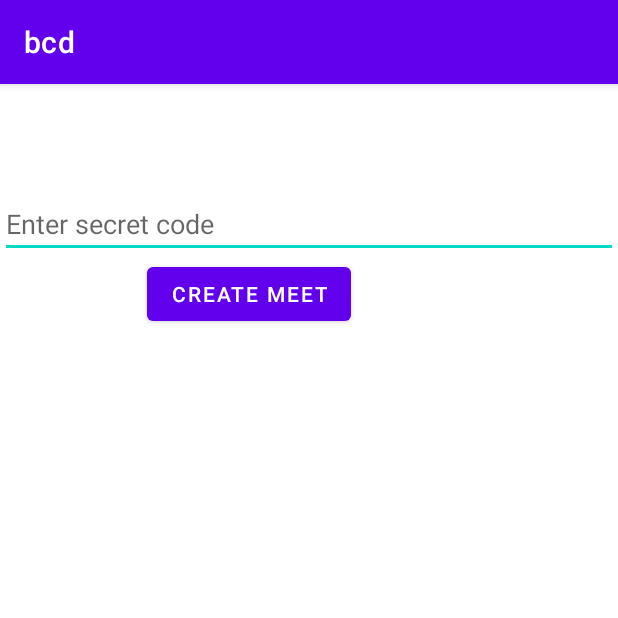
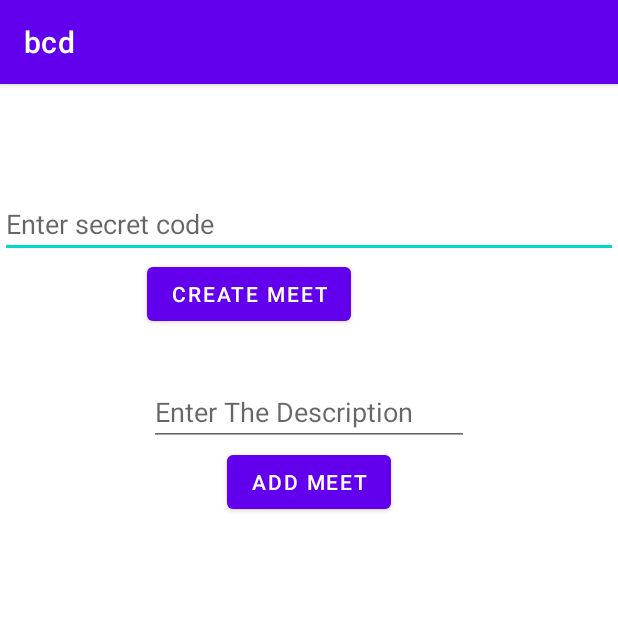
Before and after one commit to enlightrahulrm31/Teams-Clone-App, an Android app: the DashboardActivity screen opened directly, with no data from a screen before it, on a phone screen of 412 x 824 dp, the top half of it. Run offline under Robolectric (Android 15) with nearby library versions, the phone set to English and light mode, and no system bars; our stand-ins replace Firebase (no records; nobody signed in at launch, a user with empty details on screens opened directly); libraries missing offline, so code that uses them is left out: org.jitsi.meet; 2 statements that could not run were skipped.

Commit message:
Created meeting description Recycler View

```diff
--- a/app/src/main/AndroidManifest.xml
+++ b/app/src/main/AndroidManifest.xml
@@ -13,7 +13,9 @@
         android:roundIcon="@mipmap/ic_launcher_round"
         android:supportsRtl="true"
         android:theme="@style/Theme.Bcd">
-        <activity android:name=".DestinationActivity"></activity>
+        <activity android:name=".TeamRecyclerViewActivity">
+        </activity>
+        <activity android:name=".DestinationActivity" />
         <activity android:name=".ManageMeetActivity" />
         <activity android:name=".BoardingActivity">
 
@@ -32,8 +34,10 @@
 
                 <category android:name="android.intent.category.LAUNCHER" />
             </intent-filter>
+
         </activity>
         <activity android:name=".MainActivity" />
+
         <receiver android:name=".AlarmReciever" />
     </application>
 
--- a/app/src/main/java/com/example/bcd/DashboardActivity.kt
+++ b/app/src/main/java/com/example/bcd/DashboardActivity.kt
@@ -7,6 +7,8 @@ import android.widget.Button
 import android.widget.EditText
 import android.widget.TextView
 import android.widget.Toast
+import com.google.firebase.auth.FirebaseAuth
+import com.google.firebase.firestore.FirebaseFirestore
 import kotlinx.android.synthetic.main.activity_dashboard.*
 import org.jitsi.meet.sdk.JitsiMeet
 import org.jitsi.meet.sdk.JitsiMeetActivity
@@ -16,9 +18,13 @@ import java.net.URL
 
 class DashboardActivity : AppCompatActivity() {
    lateinit var  serverurl:URL
+    lateinit var firebaseauth: FirebaseAuth
+    lateinit var database: FirebaseFirestore
     override fun onCreate(savedInstanceState: Bundle?) {
         super.onCreate(savedInstanceState)
         setContentView(R.layout.activity_dashboard)
+        firebaseauth = FirebaseAuth.getInstance()
+        database = FirebaseFirestore.getInstance()
         val username:String? =getIntent().getStringExtra("UserName")
         val useremailid:String? =getIntent().getStringExtra("UserEmailid")
         val n = findViewById<TextView>(R.id.Uname)
@@ -38,7 +44,21 @@ class DashboardActivity : AppCompatActivity() {
             JitsiMeetActivity.launch(this,opt)
 
         }
+        buttonaddmeet.setOnClickListener {
+            addmeeting()
+        }
 
 
     }
+    private fun addmeeting() {
+        var u= TeamsMeetingData()
+        u.DESCRIPTION=tvdescription.text.toString()
+        database.collection("teammeetings").add(u)
+            .addOnSuccessListener {
+                Toast.makeText(this, "Meeting Created Successfully!.", Toast.LENGTH_SHORT).show()
+                val intent = Intent(this,TeamRecyclerViewActivity::class.java)
+                startActivity(intent)
+                finish()
+            }
+    }
 }
--- /dev/null
+++ b/app/src/main/java/com/example/bcd/TeamMeetingModel.kt
@@ -0,0 +1,5 @@
+package com.example.bcd
+
+class TeamMeetingModel {
+    var description :String ?=null
+}
--- /dev/null
+++ b/app/src/main/java/com/example/bcd/TeamsMeetingData.kt
@@ -0,0 +1,5 @@
+package com.example.bcd
+
+class TeamsMeetingData {
+    var DESCRIPTION :String ?=null
+}
--- a/app/src/main/java/com/example/bcd/UserAdapter.kt
+++ b/app/src/main/java/com/example/bcd/UserAdapter.kt
@@ -21,7 +21,6 @@ class UserAdapter(options: FirestoreRecyclerOptions<UserModel>,context: Context)
              LayoutInflater.from(parent.context).inflate(R.layout.row_users, parent, false)
          )
      }
-
      override fun onBindViewHolder(holder: UserAdapterVH, position: Int, model: UserModel) {
          holder.thisuserName.text = model.name
          holder.thisuseremail.text = model.email
@@ -32,7 +31,6 @@ class UserAdapter(options: FirestoreRecyclerOptions<UserModel>,context: Context)
      }
 
      class UserAdapterVH(itemView: View) : RecyclerView.ViewHolder(itemView) {
-
          var thisuserName = itemView.Tvusername
          var thisuseremail = itemView.Tvuseremail
          var thisuserbbutton = itemView.Tvbutton
--- a/app/src/main/res/layout/activity_dashboard.xml
+++ b/app/src/main/res/layout/activity_dashboard.xml
@@ -37,4 +37,26 @@
         app:layout_constraintHorizontal_bias="0.356"
         app:layout_constraintStart_toStartOf="parent"
         app:layout_constraintTop_toBottomOf="@+id/scode" />
+
+    <EditText
+        android:id="@+id/tvdescription"
+        android:layout_width="wrap_content"
+        android:layout_height="wrap_content"
+        android:layout_marginTop="32dp"
+        android:ems="10"
+        android:hint="Enter The Description"
+        android:inputType="textPersonName"
+        app:layout_constraintEnd_toEndOf="parent"
+        app:layout_constraintStart_toStartOf="parent"
+        app:layout_constraintTop_toBottomOf="@+id/Buttonjoin" />
+
+    <Button
+        android:id="@+id/buttonaddmeet"
+        android:layout_width="wrap_content"
+        android:layout_height="wrap_content"
+        android:text="ADD MEET"
+        app:layout_constraintEnd_toEndOf="parent"
+        app:layout_constraintStart_toStartOf="parent"
+        app:layout_constraintTop_toBottomOf="@+id/tvdescription" />
+
 </androidx.constraintlayout.widget.ConstraintLayout>
```
Also changed, not shown: app/src/main/java/com/example/bcd/TeamRecyclerViewActivity.kt (added, +42 -0 lines), app/src/main/java/com/example/bcd/TeamUserAdapter.kt (added, +61 -0 lines), app/src/main/res/layout/activity_team_recycler_view.xml (added, +17 -0 lines), app/src/main/res/layout/team_row_user.xml (added, +27 -0 lines).
